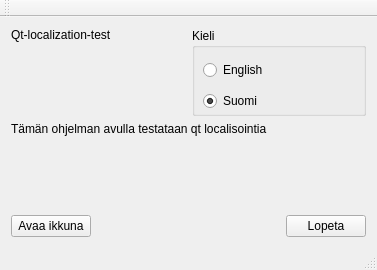
This is mainwindow.ui in Kuraturpa/qt-localization-test as Qt 5 draws it before an edit. The edited form follows.
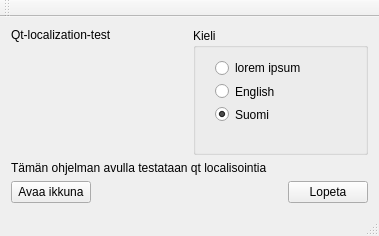
This is the edited form.

Commit message: added new language, edited layouts

Diff of the .ui file:
```diff
--- a/mainwindow.ui
+++ b/mainwindow.ui
@@ -6,19 +6,27 @@
    <rect>
     <x>0</x>
     <y>0</y>
-    <width>377</width>
-    <height>270</height>
+    <width>379</width>
+    <height>236</height>
    </rect>
   </property>
   <property name="windowTitle">
    <string>Qt-localization-test</string>
   </property>
   <widget class="QWidget" name="centralWidget">
-   <layout class="QVBoxLayout" name="verticalLayout">
-    <item>
      <layout class="QGridLayout" name="gridLayout">
       <item row="0" column="0">
+     <layout class="QVBoxLayout" name="verticalLayout_3">
+      <item>
+       <layout class="QHBoxLayout" name="horizontalLayout_2">
+        <item>
        <widget class="QLabel" name="label">
+          <property name="sizePolicy">
+           <sizepolicy hsizetype="Preferred" vsizetype="Preferred">
+            <horstretch>0</horstretch>
+            <verstretch>0</verstretch>
+           </sizepolicy>
+          </property>
         <property name="text">
          <string>Qt-localization-test</string>
         </property>
@@ -27,20 +35,49 @@
         </property>
        </widget>
       </item>
-      <item row="0" column="1">
+        <item>
        <widget class="QGroupBox" name="groupBox">
+          <property name="sizePolicy">
+           <sizepolicy hsizetype="Preferred" vsizetype="Preferred">
+            <horstretch>0</horstretch>
+            <verstretch>0</verstretch>
+           </sizepolicy>
+          </property>
         <property name="title">
          <string>Kieli</string>
         </property>
+          <widget class="QWidget" name="">
+           <property name="geometry">
+            <rect>
+             <x>11</x>
+             <y>20</y>
+             <width>117</width>
+             <height>86</height>
+            </rect>
+           </property>
+           <layout class="QVBoxLayout" name="verticalLayout_2">
+            <item>
+             <widget class="QRadioButton" name="radioButton_lorem">
+              <property name="accessibleName">
+               <string>2</string>
+              </property>
+              <property name="text">
+               <string>lorem ipsum</string>
+              </property>
+             </widget>
+            </item>
+            <item>
+             <widget class="QRadioButton" name="radioButton_english">
+              <property name="accessibleName">
+               <string>1</string>
+              </property>
+              <property name="text">
+               <string>English</string>
+              </property>
+             </widget>
+            </item>
+            <item>
         <widget class="QRadioButton" name="radioButton_suomi">
-         <property name="geometry">
-          <rect>
-           <x>11</x>
-           <y>61</y>
-           <width>114</width>
-           <height>24</height>
-          </rect>
-         </property>
          <property name="accessibleName">
           <string>0</string>
          </property>
@@ -51,28 +88,30 @@
           <bool>true</bool>
          </property>
         </widget>
-        <widget class="QRadioButton" name="radioButton_english">
-         <property name="geometry">
-          <rect>
-           <x>11</x>
-           <y>30</y>
-           <width>114</width>
-           <height>24</height>
-          </rect>
-         </property>
-         <property name="accessibleName">
-          <string>1</string>
-         </property>
-         <property name="text">
-          <string>English</string>
-         </property>
+            </item>
+           </layout>
+           <zorder>radioButton_lorem</zorder>
         </widget>
         <zorder>radioButton_english</zorder>
         <zorder>radioButton_suomi</zorder>
-       </widget>
-      </item>
-      <item row="1" column="0" colspan="2">
+          <zorder>radioButton_lorem</zorder>
+         </widget>
+        </item>
+       </layout>
+      </item>
+      <item>
+       <layout class="QVBoxLayout" name="verticalLayout">
+        <property name="sizeConstraint">
+         <enum>QLayout::SetDefaultConstraint</enum>
+        </property>
+        <item>
        <widget class="QLabel" name="label_2">
+          <property name="sizePolicy">
+           <sizepolicy hsizetype="Preferred" vsizetype="Maximum">
+            <horstretch>0</horstretch>
+            <verstretch>0</verstretch>
+           </sizepolicy>
+          </property>
         <property name="text">
          <string>Tämän ohjelman avulla testataan qt localisointia</string>
         </property>
@@ -81,10 +120,11 @@
         </property>
        </widget>
       </item>
-     </layout>
-    </item>
     <item>
-     <layout class="QHBoxLayout" name="horizontalLayout_2">
+         <layout class="QHBoxLayout" name="horizontalLayout">
+          <property name="sizeConstraint">
+           <enum>QLayout::SetDefaultConstraint</enum>
+          </property>
       <item>
        <widget class="QPushButton" name="pushButton_dialog">
         <property name="text">
@@ -97,10 +137,13 @@
         <property name="orientation">
          <enum>Qt::Horizontal</enum>
         </property>
+            <property name="sizeType">
+             <enum>QSizePolicy::Expanding</enum>
+            </property>
         <property name="sizeHint" stdset="0">
          <size>
-          <width>218</width>
-          <height>20</height>
+              <width>148</width>
+              <height>18</height>
          </size>
         </property>
        </spacer>
@@ -115,6 +158,10 @@
      </layout>
     </item>
    </layout>
+      </item>
+     </layout>
+    </item>
+   </layout>
   </widget>
   <widget class="QMenuBar" name="menuBar">
    <property name="geometry">
```
Left out of the diff: 2 changed lines with no effect on the pictures. Lines whose indentation alone changed are shown as unchanged. The commit also changes 1 other file.
